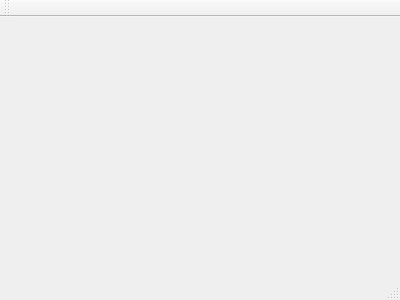
First picture: the form in diskpub-gui/mainwindow.ui, repository hgroover/diskpub-utils, before the edit.
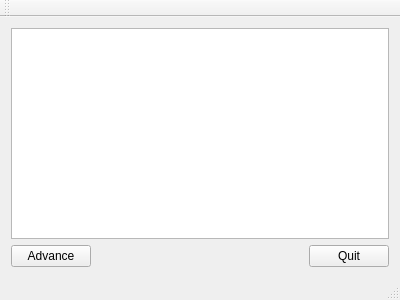
Second picture: the form after the edit.

```diff
--- a/diskpub-gui/mainwindow.ui
+++ b/diskpub-gui/mainwindow.ui
@@ -12,13 +12,75 @@
   <property name="windowTitle" >
    <string>MainWindow</string>
   </property>
-  <widget class="QMenuBar" name="menuBar" />
-  <widget class="QToolBar" name="mainToolBar" />
-  <widget class="QWidget" name="centralWidget" />
-  <widget class="QStatusBar" name="statusBar" />
+  <widget class="QWidget" name="centralWidget">
+   <layout class="QVBoxLayout" name="verticalLayout">
+    <item>
+     <widget class="QPlainTextEdit" name="txtLog">
+      <property name="readOnly">
+       <bool>true</bool>
+      </property>
+     </widget>
+    </item>
+    <item>
+     <layout class="QHBoxLayout" name="horizontalLayout">
+      <item>
+       <widget class="QPushButton" name="btnAdvance">
+        <property name="toolTip">
+         <string>Advance conveyor</string>
+        </property>
+        <property name="text">
+         <string>Advance</string>
+        </property>
+       </widget>
+      </item>
+      <item>
+       <spacer name="horizontalSpacer">
+        <property name="orientation">
+         <enum>Qt::Horizontal</enum>
+        </property>
+        <property name="sizeHint" stdset="0">
+         <size>
+          <width>40</width>
+          <height>20</height>
+         </size>
+        </property>
+       </spacer>
+      </item>
+      <item>
+       <widget class="QPushButton" name="btnQuit">
+        <property name="toolTip">
+         <string>Exit program</string>
+        </property>
+        <property name="text">
+         <string>Quit</string>
+        </property>
+       </widget>
+      </item>
+     </layout>
+    </item>
+   </layout>
+  </widget>
+  <widget class="QMenuBar" name="menuBar">
+   <property name="geometry">
+    <rect>
+     <x>0</x>
+     <y>0</y>
+     <width>400</width>
+     <height>21</height>
+    </rect>
+   </property>
+  </widget>
+  <widget class="QToolBar" name="mainToolBar">
+   <attribute name="toolBarArea">
+    <enum>TopToolBarArea</enum>
+   </attribute>
+   <attribute name="toolBarBreak">
+    <bool>false</bool>
+   </attribute>
+  </widget>
+  <widget class="QStatusBar" name="statusBar"/>
  </widget>
- <layoutDefault spacing="6" margin="11" />
- <pixmapfunction></pixmapfunction>
+ <layoutdefault spacing="6" margin="11"/>
  <resources/>
  <connections/>
 </ui>
```
Left out of the diff: 9 changed lines with no effect on the pictures.
